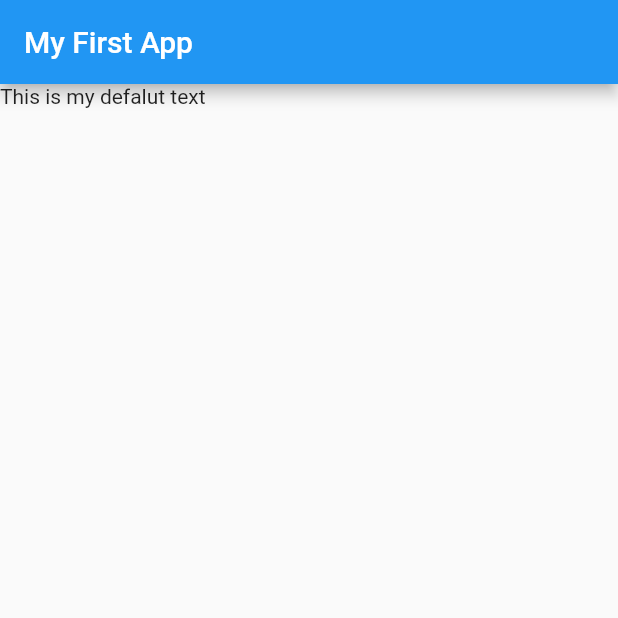
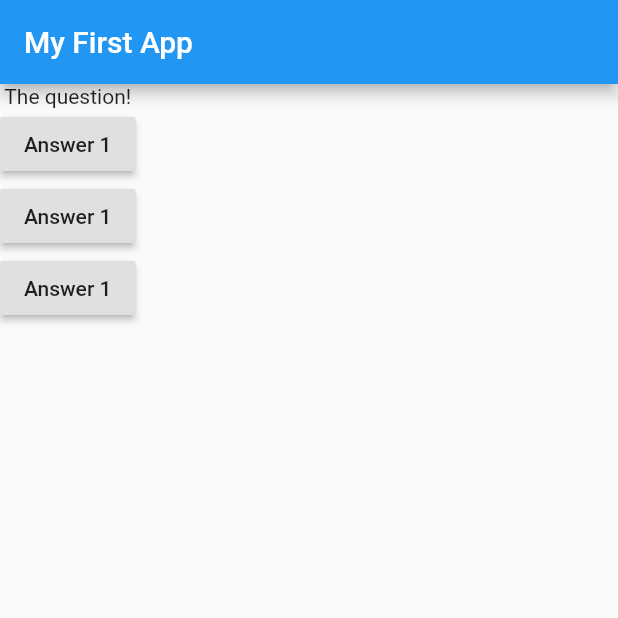
Before and after one commit to dmitriy365377/FlutterApp, a Flutter app: the screen it shows after launch, on a phone screen of 412 x 824 dp, the top half of it. Run offline on Flutter 3.47's test engine with Material 2 defaults, Android fonts, the phone set to English and light mode, and no system bars.

Commit message:
connect function & button

```diff
--- a/lib/main.dart
+++ b/lib/main.dart
@@ -5,13 +5,39 @@ void main() {
 }
 
 class MyApp extends StatelessWidget {
+  void answerQeustion() {
+    print('Answer chosen!');
+  }
+
   Widget build(BuildContext context) {
+    var question = [
+      'What\'s your favorite color?',
+      'What\'s your favorite animal?'
+    ];
     return MaterialApp(
       home: Scaffold(
         appBar: AppBar(
           title: Text("My First App"),
         ),
-        body: Text('This is my defalut text'),
+        body: Column(
+          children: [
+            Text('The question!'),
+            RaisedButton(
+              child: Text('Answer 1'),
+              onPressed: answerQeustion,
+            ),
+            RaisedButton(
+              child: Text('Answer 1'),
+              onPressed: () => print('Hello hr manager!'),
+            ),
+            RaisedButton(
+              child: Text('Answer 1'),
+              onPressed: () {
+                print('I will be Senior developer!');
+              },
+            ),
+          ],
+        ),
       ),
     );
   }
```
